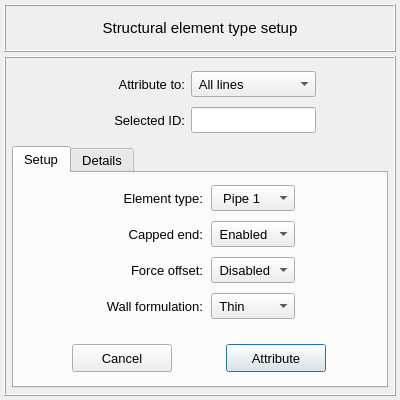
Old version of the form pulse/interface/data/ui_files/model/setup/structural/structural_element_type_input.ui in the repository open-pulse/OpenPulse.
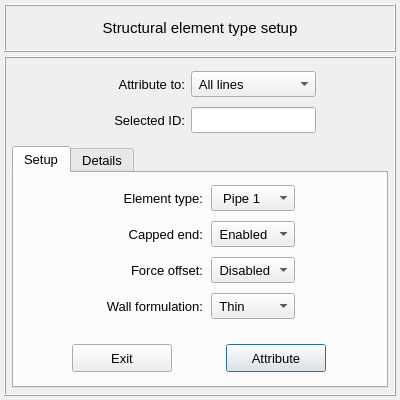
New version of the form.

Commit message: Replace the button text "Cancel" by "Exit"

Diff of the .ui file:
```diff
--- a/pulse/interface/data/ui_files/model/setup/structural/structural_element_type_input.ui
+++ b/pulse/interface/data/ui_files/model/setup/structural/structural_element_type_input.ui
@@ -800,7 +800,7 @@
                 <string notr="true"/>
                </property>
                <property name="text">
-                <string>Cancel</string>
+                <string>Exit</string>
                </property>
                <property name="autoDefault">
                 <bool>false</bool>
```
Left out of the diff: 4 changed lines with no effect on the pictures. The commit also changes 75 other files.
